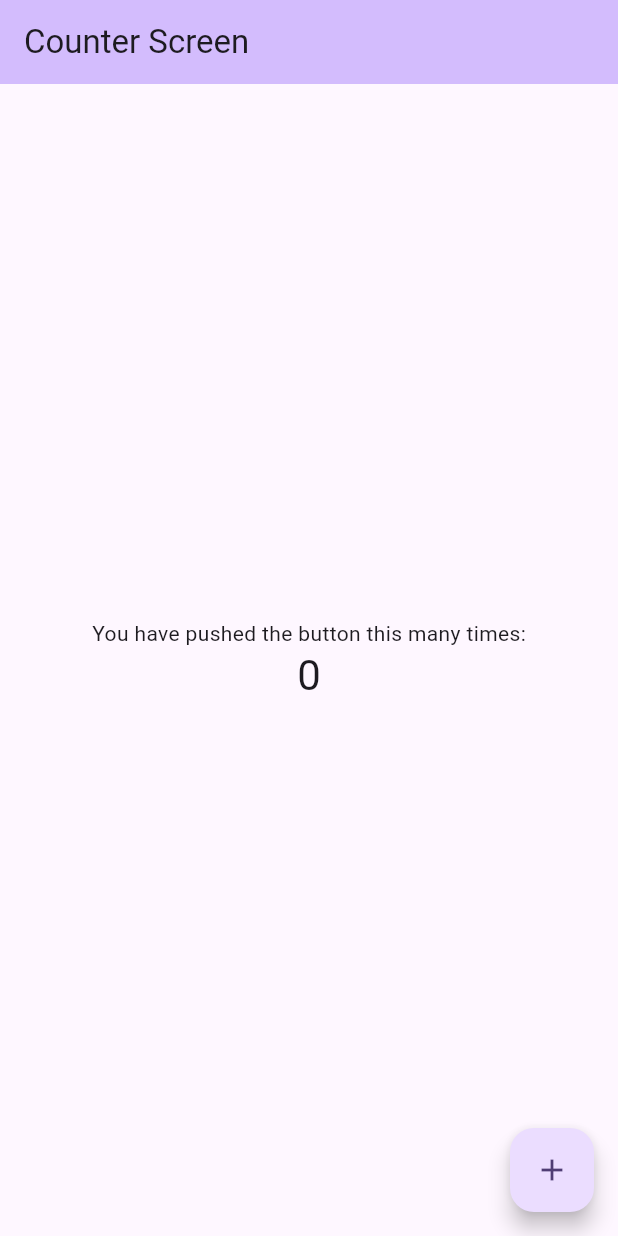
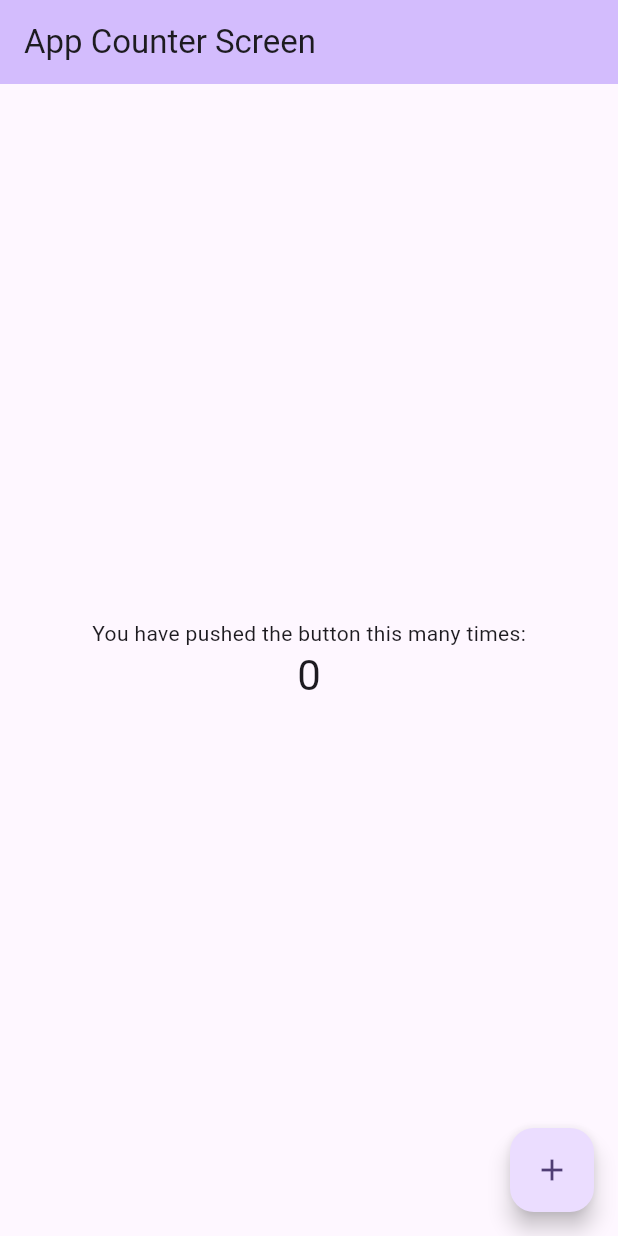
Before and after one commit to Atuoha/gh-flutter, a Flutter app: the screen it shows after launch, on a phone screen of 412 x 824 dp. Run offline on Flutter 3.47's test engine with Material 3 defaults, Android fonts, the phone set to English and light mode, and no system bars.

Commit message:
test and build for ios and android

```diff
--- a/lib/screens/counter_screen.dart
+++ b/lib/screens/counter_screen.dart
@@ -21,7 +21,7 @@ class _MyHomePageState extends State<CounterScreen> {
     return Scaffold(
       appBar: AppBar(
         backgroundColor: Theme.of(context).colorScheme.inversePrimary,
-        title: const Text('Counter Screen'),
+        title: const Text('App Counter Screen'),
       ),
       body: Center(
         child: Column(
```
